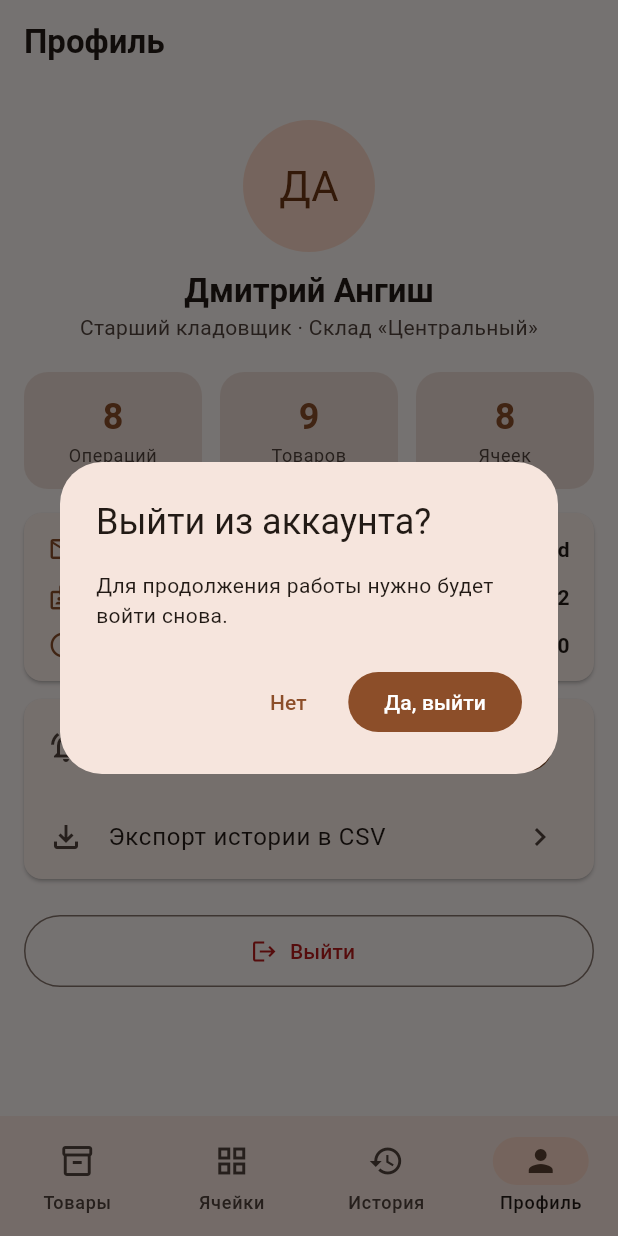
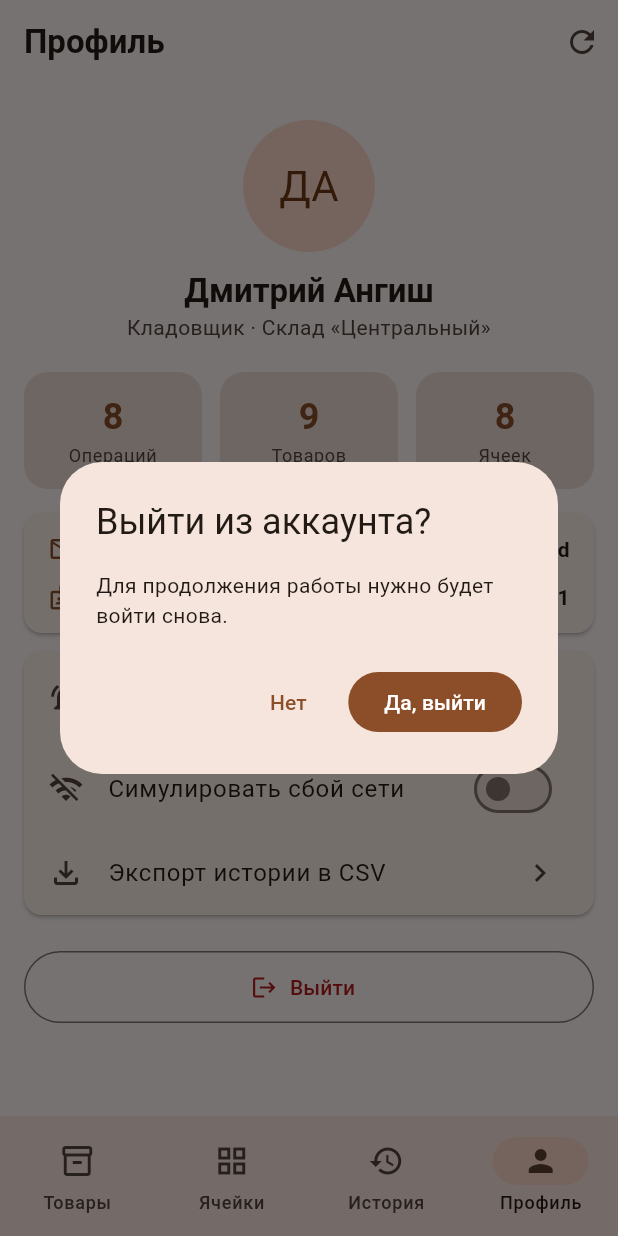
Before and after one commit to DmitriiAnghis/app_pam, a Flutter app: the ProfileScreen screen opened by its route, after a tap on "Выйти", on a phone screen of 412 x 824 dp. Run offline on Flutter 3.47's test engine with Material 3 defaults, Android fonts, the phone set to English and light mode, and no system bars; our stand-ins replace go_router; accounts and stored records are empty.

Commit message:
профиль через модель, переключатель сбоя сети

```diff
--- a/analysis_options.yaml
+++ b/analysis_options.yaml
@@ -13,6 +13,7 @@ analyzer:
   exclude:
     - build/**
     - android/**
+    - server/**
     - ios/**
     - web/**
     - windows/**
--- a/lib/data/mock_repositories.dart
+++ b/lib/data/mock_repositories.dart
@@ -1,8 +1,12 @@
+import 'app_user.dart';
+import 'location.dart';
 import 'location_repository.dart';
 import 'mock_data.dart';
 import 'movement_repository.dart';
+import 'product.dart';
 import 'product_repository.dart';
 import 'result.dart';
+import 'stock_movement.dart';
 import 'user_repository.dart';
 
 class MockBackend {
--- a/lib/screens/catalog_screen.dart
+++ b/lib/screens/catalog_screen.dart
@@ -169,6 +169,12 @@ class _CatalogScreenState extends State<CatalogScreen> {
       appBar: AppBar(
         title: const Text('Каталог товаров'),
         actions: [
+          IconButton(
+            onPressed: () => context.read<ProductsModel>().load(),
+            tooltip: 'Обновить',
+            icon: const Icon(Icons.refresh),
+          ),
+
           Consumer<ProductsModel>(
             builder: (context, products, child) => IconButton(
               onPressed: () => ScaffoldMessenger.of(context).showSnackBar(
--- a/lib/screens/history_screen.dart
+++ b/lib/screens/history_screen.dart
@@ -68,6 +68,12 @@ class _HistoryScreenState extends State<HistoryScreen> {
         title: const Text('История операций'),
         actions: [
           IconButton(
+            onPressed: () => context.read<MovementsModel>().load(),
+            tooltip: 'Обновить',
+            icon: const Icon(Icons.refresh),
+          ),
+
+          IconButton(
             onPressed: () => ScaffoldMessenger.of(context).showSnackBar(
                 const SnackBar(
                     content: Text('Экспорт CSV будет доступен позже'))),
--- a/lib/screens/profile_screen.dart
+++ b/lib/screens/profile_screen.dart
@@ -1,13 +1,27 @@
 import 'package:flutter/material.dart';
-import '../data/mock_data.dart';
+import 'package:go_router/go_router.dart';
+import 'package:provider/provider.dart';
+import '../data/mock_repositories.dart';
+import '../models/locations_model.dart';
+import '../models/movements_model.dart';
+import '../models/products_model.dart';
+import '../models/profile_model.dart';
+import '../widgets/error_view.dart';
 import '../widgets/info_row.dart';
 import '../widgets/stat_tile.dart';
-import 'package:go_router/go_router.dart';
 
-class ProfileScreen extends StatelessWidget {
+class ProfileScreen extends StatefulWidget {
   const ProfileScreen({super.key});
 
-  Future<void> _logout(BuildContext context) async {
+  @override
+  State<ProfileScreen> createState() => _ProfileScreenState();
+}
+
+class _ProfileScreenState extends State<ProfileScreen> {
+  bool _lowStockAlerts = true;
+  bool _simulateError = false;
+
+  Future<void> _logout() async {
     final ok = await showDialog<bool>(
       context: context,
       builder: (dialogCtx) => AlertDialog(
@@ -23,18 +37,62 @@ class ProfileScreen extends StatelessWidget {
         ],
       ),
     );
-    if (ok == true && context.mounted) {
+    if (ok == true && mounted) {
       context.go('/login');
     }
+  }
+
+  void _refresh() {
+    context.read<ProfileModel>().load();
+    context.read<ProductsModel>().load();
+    context.read<LocationsModel>().load();
+    context.read<MovementsModel>().load();
   }
 
   @override
   Widget build(BuildContext context) {
     final scheme = Theme.of(context).colorScheme;
     final text = Theme.of(context).textTheme;
+    final model = context.watch<ProfileModel>();
+    final user = model.user;
+
+    if (model.isLoading) {
+      return const Scaffold(body: Center(child: CircularProgressIndicator()));
+    }
+    if (model.error != null || user == null) {
+      return Scaffold(
+        appBar: AppBar(
+          title: const Text('Профиль'),
+          actions: [
+            IconButton(
+              onPressed: _refresh,
+              tooltip: 'Обновить',
+              icon: const Icon(Icons.refresh),
+            ),
+          ],
+        ),
+        body: ErrorView(
+          message: model.error ?? 'Нет данных пользователя',
+          onRetry: () => context.read<ProfileModel>().load(),
+        ),
+      );
+    }
+
+    final movements = context.watch<MovementsModel>().movements.length;
+    final products = context.watch<ProductsModel>().products.length;
+    final locations = context.watch<LocationsModel>().locations.length;
 
     return Scaffold(
-      appBar: AppBar(title: const Text('Профиль')),
+      appBar: AppBar(
+        title: const Text('Профиль'),
+        actions: [
+          IconButton(
+            onPressed: _refresh,
+            tooltip: 'Обновить',
+            icon: const Icon(Icons.refresh),
+          ),
+        ],
+      ),
       body: ListView(
         padding: const EdgeInsets.all(16),
         children: [
@@ -43,35 +101,40 @@ class ProfileScreen extends StatelessWidget {
             child: CircleAvatar(
               radius: 44,
               backgroundColor: scheme.primaryContainer,
-              child: Text('ДА',
+              child: Text(user.initials,
                   style: text.headlineMedium
                       ?.copyWith(color: scheme.onPrimaryContainer)),
             ),
           ),
           const SizedBox(height: 12),
-          Text(mockUserName, textAlign: TextAlign.center, style: text.titleLarge),
-          Text(mockUserRole,
+          Text(user.name, textAlign: TextAlign.center, style: text.titleLarge),
+          Text('Кладовщик · Склад «Центральный»',
               textAlign: TextAlign.center,
               style: text.bodyMedium?.copyWith(color: scheme.onSurfaceVariant)),
           const SizedBox(height: 20),
           Row(
             children: [
-              StatTile(value: '${mockMovements.length}', label: 'Операций'),
+              StatTile(value: '$movements', label: 'Операций'),
               const SizedBox(width: 12),
-              StatTile(value: '${mockProducts.length}', label: 'Товаров'),
+              StatTile(value: '$products', label: 'Товаров'),
               const SizedBox(width: 12),
-              StatTile(value: '${mockLocations.length}', label: 'Ячеек'),
+              StatTile(value: '$locations', label: 'Ячеек'),
             ],
           ),
           const SizedBox(height: 16),
-          const Card(
+          Card(
             child: Padding(
-              padding: EdgeInsets.symmetric(horizontal: 16, vertical: 8),
+              padding: const EdgeInsets.symmetric(horizontal: 16, vertical: 8),
               child: Column(
                 children: [
-                  InfoRow(icon: Icons.mail_outline, label: 'E-mail', value: mockUserEmail),
-                  InfoRow(icon: Icons.badge_outlined, label: 'Табельный №', value: '0472'),
-                  InfoRow(icon: Icons.schedule, label: 'Смена', value: '08:00 – 20:00'),
+                  InfoRow(
+                      icon: Icons.mail_outline,
+                      label: 'E-mail',
+                      value: user.email),
+                  InfoRow(
+                      icon: Icons.badge_outlined,
+                      label: 'ID пользователя',
+                      value: '${user.id}'),
                 ],
               ),
             ),
@@ -81,18 +144,27 @@ class ProfileScreen extends StatelessWidget {
             child: Column(
               children: [
                 SwitchListTile(
-                  value: true,
-                  onChanged: (_) {},
+                  value: _lowStockAlerts,
+                  onChanged: (v) => setState(() => _lowStockAlerts = v),
                   secondary: const Icon(Icons.notifications_active_outlined),
                   title: const Text('Уведомления о низком остатке'),
+                ),
+                SwitchListTile(
+                  value: _simulateError,
+                  onChanged: (v) {
+                    setState(() => _simulateError = v);
+                    context.read<MockBackend>().simulateError = v;
+                  },
+                  secondary: const Icon(Icons.wifi_off),
+                  title: const Text('Симулировать сбой сети'),
                 ),
                 ListTile(
                   leading: const Icon(Icons.file_download_outlined),
                   title: const Text('Экспорт истории в CSV'),
                   trailing: const Icon(Icons.chevron_right),
                   onTap: () => ScaffoldMessenger.of(context).showSnackBar(
-                      const SnackBar(content: Text('Экспорт CSV будет доступен позже'))),
-
+                      const SnackBar(
+                          content: Text('Экспорт CSV будет доступен позже'))),
                 ),
               ],
             ),
@@ -103,8 +175,7 @@ class ProfileScreen extends StatelessWidget {
               minimumSize: const Size.fromHeight(48),
               foregroundColor: scheme.error,
             ),
-            onPressed: () => _logout(context),
-
+            onPressed: _logout,
             icon: const Icon(Icons.logout),
             label: const Text('Выйти'),
           ),
```
Also changed, not shown: lib/data/mock_data.dart (+0 -25 lines), lib/screens/locations_screen.dart (+11 -1 lines), 1 other file.
